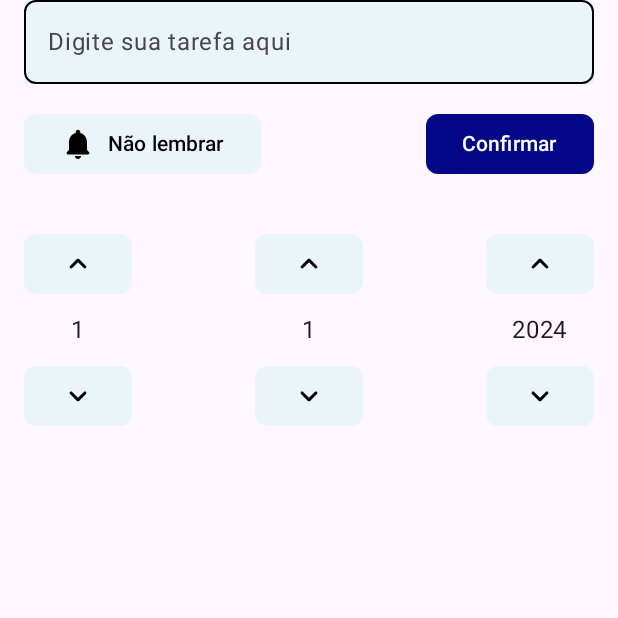
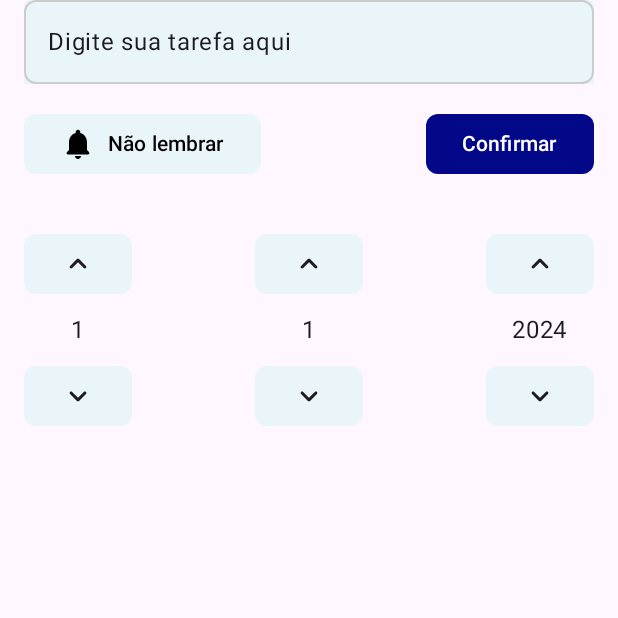
Before and after one commit to Faguim02/CheckList-Android, an Android app built with Jetpack Compose: the composable CreateTodoComponent shown on its own in the app's theme, after a tap on "Adicionar lembrete", on a phone screen of 412 x 824 dp, the top half of it. Run offline under Robolectric (Android 15) with nearby library versions, the phone set to English and light mode, and no system bars.

Commit message:
refactory: ajust Themas and sizes from CreateTodoComponent

```diff
--- a/app/src/main/java/com/example/check/presentation/home_screen/HomeScreen.kt
+++ b/app/src/main/java/com/example/check/presentation/home_screen/HomeScreen.kt
@@ -61,7 +61,7 @@ fun HomeScreen(
                 ModalBottomSheet(
                     onDismissRequest = { showBottomSheet = false },
                     sheetState = sheetState,
-                    containerColor = Color.White
+                    containerColor = MaterialTheme.colorScheme.background
                 ) {
 
                     CreateTodoComponent(mainViewModel)
@@ -120,7 +120,7 @@ fun TopBarApp() {
             )
             Box(
                 modifier = Modifier
-                    .background(Color.White, RoundedCornerShape(topStart = 16.dp))
+                    .background(MaterialTheme.colorScheme.background, RoundedCornerShape(topStart = 16.dp))
                     .fillMaxWidth()
                     .height(16.dp)
             )
--- a/app/src/main/java/com/example/check/presentation/home_screen/components/CreateTodoComponent.kt
+++ b/app/src/main/java/com/example/check/presentation/home_screen/components/CreateTodoComponent.kt
@@ -1,5 +1,6 @@
 package com.example.check.presentation.home_screen.components
 
+import androidx.compose.foundation.background
 import androidx.compose.foundation.border
 import androidx.compose.foundation.layout.*
 import androidx.compose.foundation.shape.RoundedCornerShape
@@ -32,17 +33,19 @@ fun CreateTodoComponent(
     var dataLembret: String = ""
 
     Column(
-        modifier = Modifier.fillMaxWidth()
+        modifier = Modifier
+            .fillMaxWidth()
+            .background(MaterialTheme.colorScheme.background)
     ) {
         TextField(
             modifier = Modifier
                 .fillMaxWidth()
                 .padding(horizontal = 16.dp)
-                .border(width = 1.dp, color = Color.Black, shape = RoundedCornerShape(8.dp)),
+                .border(width = 1.dp, color = Color.LightGray, shape = RoundedCornerShape(8.dp)),
             value = task,
             onValueChange = { task = it },
             placeholder = {
-                Text("Digite sua tarefa aqui")
+                Text("Digite sua tarefa aqui", color = MaterialTheme.colorScheme.onBackground)
             },
             colors = TextFieldDefaults.colors(
                 focusedIndicatorColor = Color.Transparent,
@@ -121,7 +124,7 @@ fun CreateTodoComponent(
 
         Spacer(
             modifier = Modifier
-                .height(64.dp)
+                .fillMaxHeight()
         )
     }
 }
@@ -212,7 +215,7 @@ fun InterationDate(
             Icon(
                 imageVector = Icons.Rounded.KeyboardArrowUp,
                 contentDescription = null,
-                tint = Color.Black
+                tint = MaterialTheme.colorScheme.onBackground
             )
         }
         Text(
@@ -230,7 +233,7 @@ fun InterationDate(
             Icon(
                 imageVector = Icons.Rounded.KeyboardArrowDown,
                 contentDescription = null,
-                tint = Color.Black
+                tint = MaterialTheme.colorScheme.onBackground
             )
         }
     }
--- a/app/src/main/java/com/example/check/presentation/home_screen/components/TodosComponent.kt
+++ b/app/src/main/java/com/example/check/presentation/home_screen/components/TodosComponent.kt
@@ -32,7 +32,7 @@ fun TodosComponent(
     ) {
         items(items = todos) {todo ->
             when {
-                todo.isCheck -> CardTodo(todo, MaterialTheme.colorScheme.secondary, Color.Black, mainViewModel)
+                todo.isCheck -> CardTodo(todo, MaterialTheme.colorScheme.secondary, MaterialTheme.colorScheme.onSecondary, mainViewModel)
                 else -> CardTodo(todo, MaterialTheme.colorScheme.tertiary, Color.Transparent, mainViewModel)
             }
             Spacer(modifier = Modifier.height(8.dp))
--- a/app/src/main/java/com/example/check/ui/theme/Color.kt
+++ b/app/src/main/java/com/example/check/ui/theme/Color.kt
@@ -5,3 +5,7 @@ import androidx.compose.ui.graphics.Color
 val PhthaloBlue = Color(0xFF020887)
 val AirBlue = Color(0xFFD5E8F1)
 val AirBlueLev = Color(0xFFEAF5FA)
+
+val NightColor = Color(0xFF101517)
+val Gunmetal = Color(0xFF1E272C)
+val GunmetalSecound = Color(0xFF2B3940)
```
Also changed, not shown: app/src/main/java/com/example/check/ui/theme/Theme.kt (+5 -3 lines).
